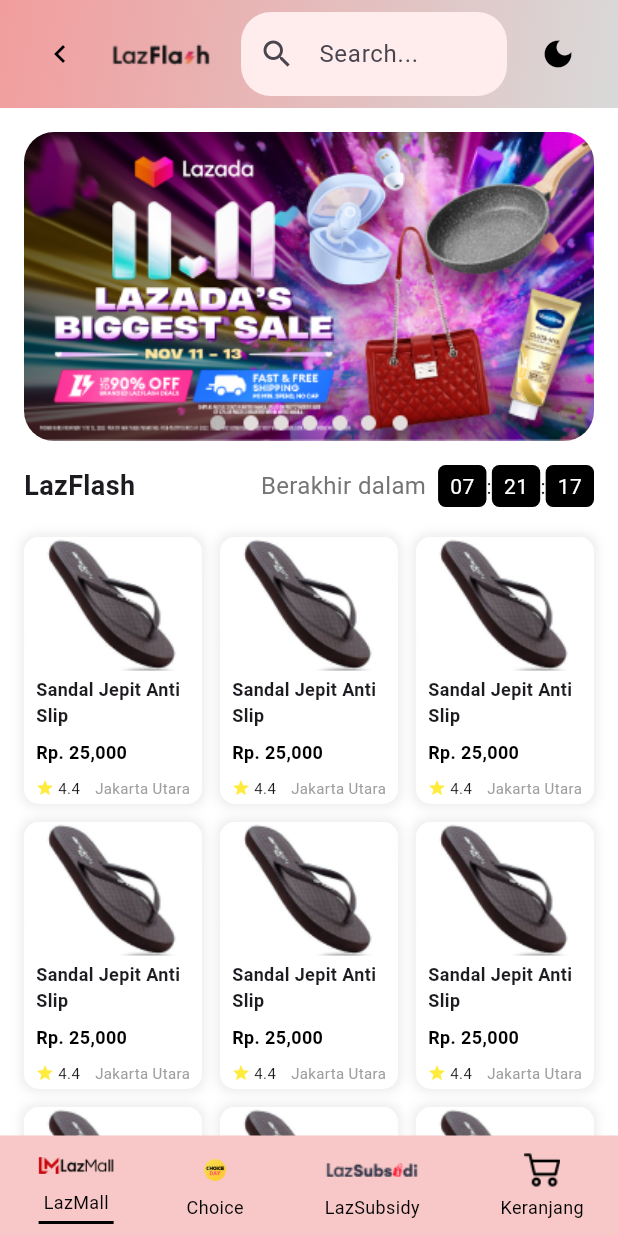
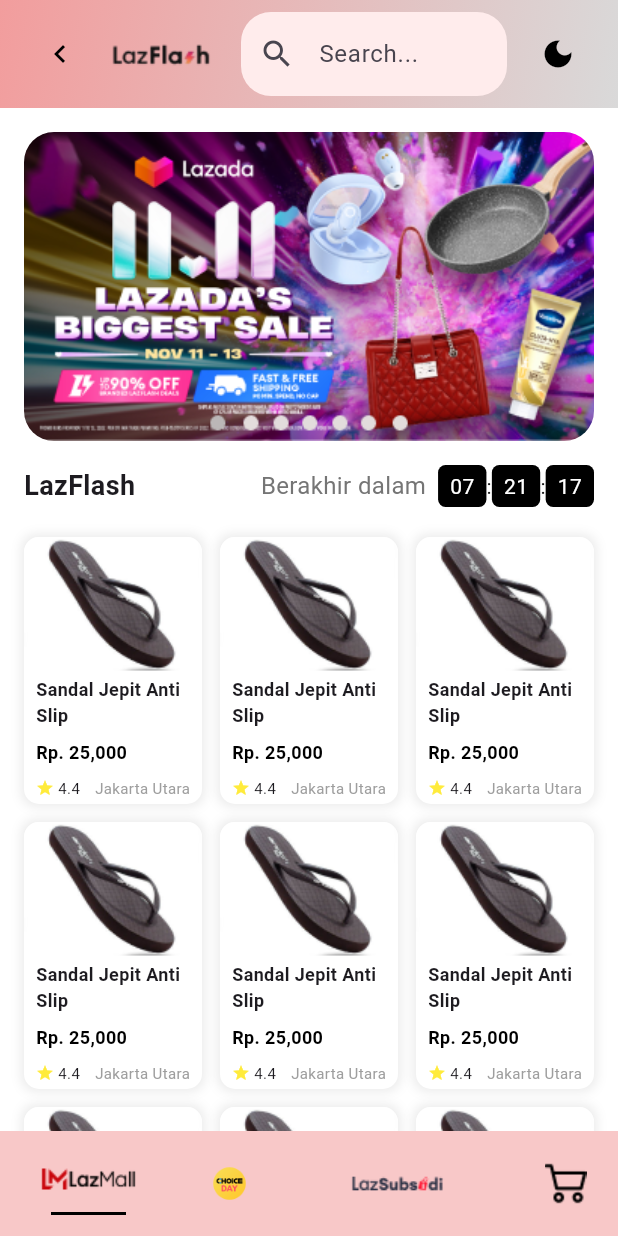
Before and after one commit to TB-PPB-Group-8/tubes_PPB, a Flutter app: the LazMall screen opened by its route, on a phone screen of 412 x 824 dp. Run offline on Flutter 3.47's test engine with Material 3 defaults, Android fonts, the phone set to English and light mode, and no system bars; drawn by our look-alikes of carousel_slider; our stand-ins replace badges, cloud_firestore, firebase_auth, firebase_core, shared_preferences; accounts and stored records are empty; Roboto replaces fonts that are missing (Poppins).

Commit message:
update Navigation Bottom Lazmall

```diff
--- a/lib/widgets/navigation.dart
+++ b/lib/widgets/navigation.dart
@@ -4,42 +4,33 @@
   @override
   Widget build(BuildContext context) {
     return Container(
-      padding: EdgeInsets.symmetric(vertical: 8),
+      height: 70,
+      padding:
+          EdgeInsets.symmetric(vertical: 12),
       color: Color(0xFFF8C8C8),
       child: Row(
         mainAxisAlignment: MainAxisAlignment.spaceAround,
         children: [
           _buildCustomBottomNavigationBarItem(
-              'assets/images/icon_lazmall.png', 'LazMall', true),
+              'assets/images/icon_lazmall.png', true),
           _buildCustomBottomNavigationBarItem(
-              'assets/images/mulai_dari_1rb.png', 'Choice', false),
+              'assets/images/mulai_dari_1rb.png', false),
           _buildCustomBottomNavigationBarItem(
-              'assets/images/icon_lazsubsidi.png', 'LazSubsidy', false),
+              'assets/images/icon_lazsubsidi.png', false),
           _buildCustomBottomNavigationBarItem(
-              'assets/images/icon_keranjang.png', 'Keranjang', false),
+              'assets/images/icon_keranjang.png', false),
         ],
       ),
     );
   }
 
-  Widget _buildCustomBottomNavigationBarItem(
-      String icon, String label, bool isSelected) {
+  Widget _buildCustomBottomNavigationBarItem(String icon, bool isSelected) {
     return Column(
       mainAxisSize: MainAxisSize.min,
       children: [
         Image.asset(
           icon,
-          height: 24,
-        ),
-        SizedBox(height: 4),
-        Text(
-          label,
-          style: TextStyle(
-            fontFamily: 'Poppins',
-            fontSize: 12,
-            color: isSelected ? Colors.black : Colors.black,
-            fontWeight: FontWeight.normal,
-          ),
+          height: 36,
         ),
         if (isSelected)
           Container(
```
